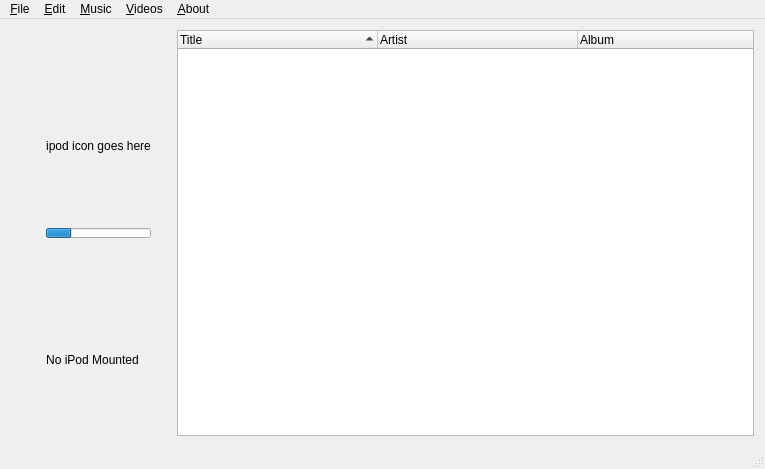
Above: mainwindow.ui from abnd90/Qpod before the change. Below: the same form after it.
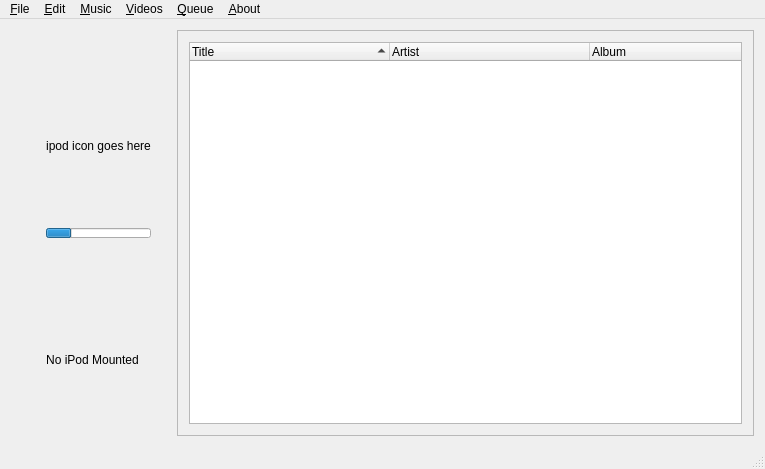
That is the form after the change. Icons and pictures are not drawn.

Commit message: transfer queue support and incomplete youtube rewrite

```diff
--- a/mainwindow.ui
+++ b/mainwindow.ui
@@ -180,6 +180,15 @@
        </spacer>
       </item>
       <item>
+       <widget class="QFrame" name="frame">
+        <property name="frameShape">
+         <enum>QFrame::StyledPanel</enum>
+        </property>
+        <property name="frameShadow">
+         <enum>QFrame::Raised</enum>
+        </property>
+        <layout class="QVBoxLayout" name="verticalLayout_3">
+         <item>
        <widget class="QTreeWidget" name="treeWidget">
         <property name="tabKeyNavigation">
          <bool>true</bool>
@@ -232,6 +241,9 @@
        </widget>
       </item>
      </layout>
+       </widget>
+      </item>
+     </layout>
     </item>
    </layout>
   </widget>
@@ -278,10 +290,18 @@
     <addaction name="actionAdd_File"/>
     <addaction name="actionAdd_Folder"/>
    </widget>
+   <widget class="QMenu" name="menu_Queue">
+    <property name="title">
+     <string>&amp;Queue</string>
+    </property>
+    <addaction name="actionTransfer"/>
+    <addaction name="actionClear"/>
+   </widget>
    <addaction name="menu_File"/>
    <addaction name="menu_Edit"/>
    <addaction name="menu_Music"/>
    <addaction name="menuMovies"/>
+   <addaction name="menu_Queue"/>
    <addaction name="menu_About"/>
   </widget>
   <widget class="QStatusBar" name="statusBar"/>
```
Left out of the diff: 13 changed lines with no effect on the pictures. Lines whose indentation alone changed are shown as unchanged. The commit also changes 19 other files.
